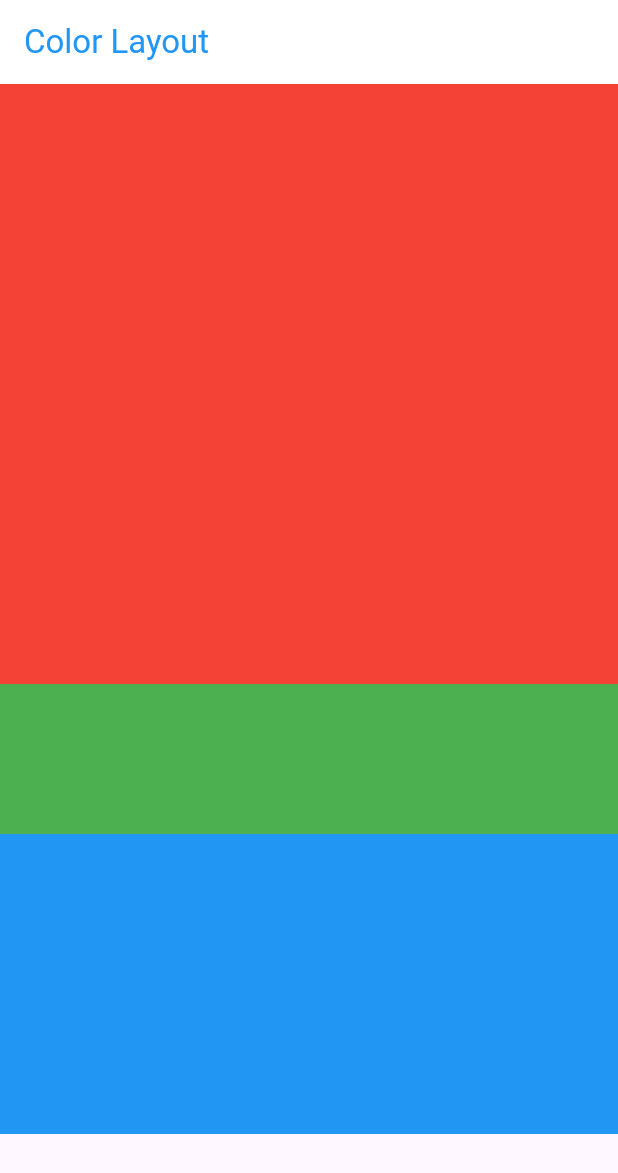
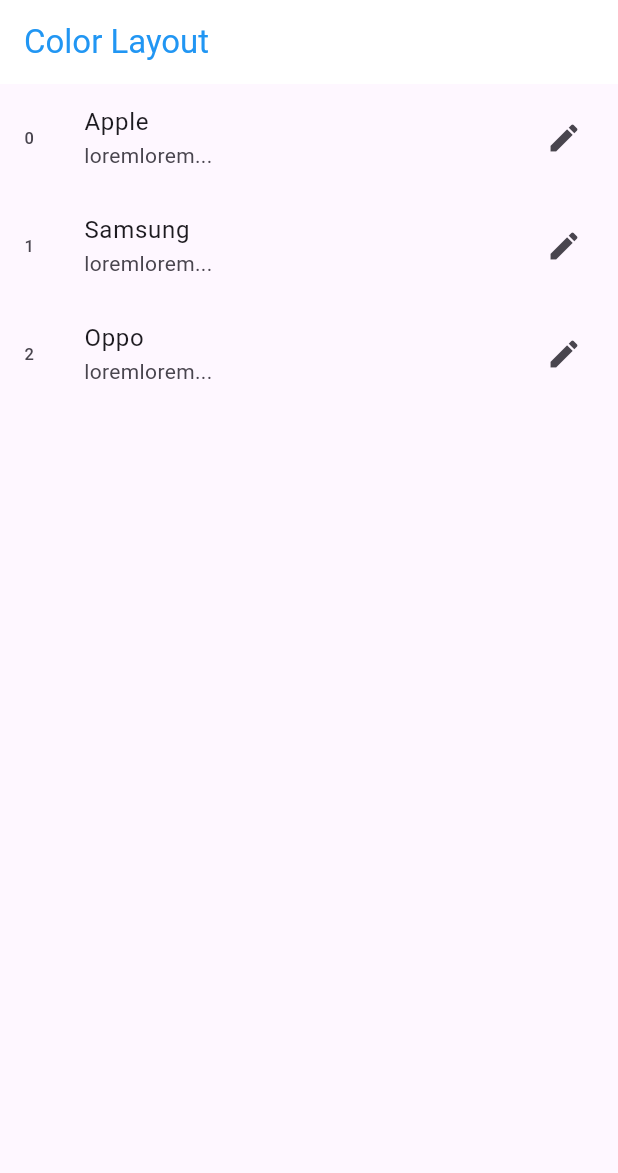
Before and after one commit to 660710764/mobile-660710764, a Flutter app: the screen it shows after launch, on a phone screen of 412 x 824 dp. Shown: the top 1173 px of the screen. Run offline on Flutter 3.47's test engine with Material 3 defaults, Android fonts, the phone set to English and light mode, and no system bars.

Commit message:
listview2

```diff
--- a/flutter_mobile2568/first_app/lib/week3.dart
+++ b/flutter_mobile2568/first_app/lib/week3.dart
@@ -5,19 +5,35 @@ class MyWidget extends StatelessWidget {
 
   @override
   Widget build(BuildContext context) {
+    List<String> listproduct = ['Apple', 'Samsung', 'Oppo'];
     return Scaffold(
       appBar: AppBar(
         title: Text('Color Layout', style: TextStyle(color: Colors.blue)),
         centerTitle: false,
         backgroundColor: Colors.white,
       ),
-      body: ListView(
-        children: [
-          Container(height: 400, width: double.infinity, color: Colors.red),
-          Container(height: 100, width: double.infinity, color: Colors.green),
-          Container(height: 200, width: double.infinity, color: Colors.blue),
-        ],
+      body: ListView.builder(
+        itemCount: listproduct.length,
+        itemBuilder: (context, index) {
+          return ListTile(
+            leading: Text('$index'),
+            title: Text(listproduct[index]),
+            subtitle: Text('loremlorem...'),
+            trailing: Icon(Icons.edit),
+          );
+        },
       ),
+      // ListView.builder(
+      //   itemCount: listproduct.length,
+      //   itemBuilder: (context, index) {
+      //     return Container(
+      //       height: 200,
+      //       width: double.infinity,
+      //       color: Colors.red,
+      //       child: Text('item ${listproduct[index]}'),
+      //     );
+      //   },
+      // ),
     );
   }
 }
```
